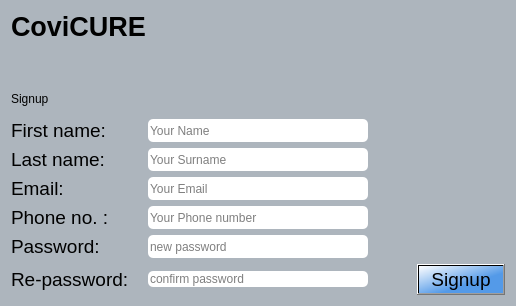
Qt form Forms/signup.ui (ayush-regmi/CoviCURE) before a commit.
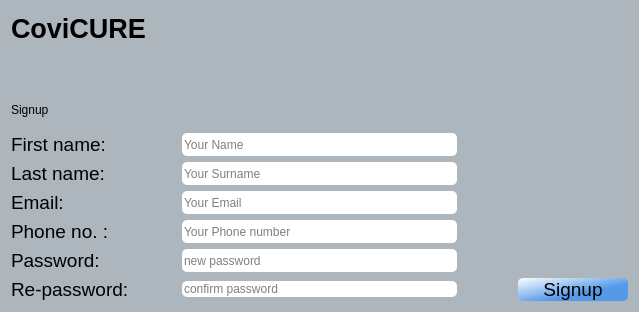
The same form after that commit.

```diff
--- a/Forms/signup.ui
+++ b/Forms/signup.ui
@@ -6,8 +6,8 @@
    <rect>
     <x>0</x>
     <y>0</y>
-    <width>516</width>
-    <height>306</height>
+    <width>639</width>
+    <height>312</height>
    </rect>
   </property>
   <property name="windowTitle">
@@ -279,6 +279,9 @@
         <string notr="true">background-color: #fff;
 border-radius:5px;</string>
        </property>
+       <property name="echoMode">
+        <enum>QLineEdit::Password</enum>
+       </property>
        <property name="placeholderText">
         <string>new password</string>
        </property>
@@ -302,6 +305,9 @@
         <string notr="true">background-color: #fff;
 border-radius:5px;</string>
        </property>
+       <property name="echoMode">
+        <enum>QLineEdit::Password</enum>
+       </property>
        <property name="placeholderText">
         <string>confirm password</string>
        </property>
@@ -323,8 +329,15 @@
         </font>
        </property>
        <property name="styleSheet">
-        <string notr="true">background-color: qlineargradient(spread:reflect, x1:0, y1:0, x2:1, y2:1, stop:0 rgba(255, 255, 255, 255), stop:0.629213 rgba(84, 154, 232, 255));
-font: 14pt &quot;Arial Rounded MT Bold&quot;;</string>
+        <string notr="true">#pushButton_signup{
+background-color: qlineargradient(spread:reflect, x1:0, y1:0, x2:1, y2:1, stop:0 rgba(255, 255, 255, 255), stop:0.629213 rgba(84, 154, 232, 255));
+font: 14pt &quot;Arial Rounded MT Bold&quot;;
+
+border-radius: 5px;
+}
+#pushButton_signup:hover{
+background-color:#66c011;
+}</string>
        </property>
        <property name="text">
         <string>Signup</string>
```
Left out of the diff: 12 changed lines with no effect on the pictures.
